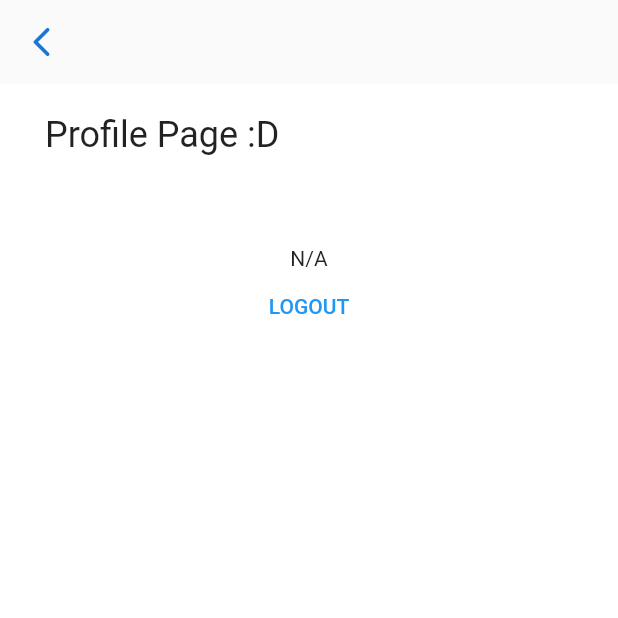
After one commit to sipandstroll/frontend, a Flutter app: the screen it shows once a user with an empty profile is signed in, after a tap on "LOGOUT", on a phone screen of 412 x 824 dp, the top half of it. The commit adds this screen. Run offline on Flutter 3.47's test engine with Material 2 defaults, Android fonts, the phone set to English and light mode, and no system bars; our stand-ins replace firebase_auth, firebase_core, flutter_svg, go_router, google_fonts, intl_phone_number_input and 1 more; missing offline and left inert: cloud_firestore_web, firebase_auth_web, firebase_core_web, libphonenumber_web; accounts and stored records are empty.

Commit message:
auto routing + profile page

```diff
--- a/lib/main.dart
+++ b/lib/main.dart
@@ -2,23 +2,51 @@ import 'package:firebase_auth/firebase_auth.dart';
 import 'package:firebase_core/firebase_core.dart';
 import 'package:flutter/material.dart';
 import 'package:frontend/pages/login_page.dart';
-
-import 'firebase_options.dart';
+import 'package:frontend/routing/router.dart';
+import 'package:go_router/go_router.dart';
+import 'package:provider/provider.dart';
 
 void main() async {
-  await WidgetsFlutterBinding.ensureInitialized();
+  WidgetsFlutterBinding.ensureInitialized();
   await Firebase.initializeApp();
-  runApp(const MyApp());
+  runApp(ChangeNotifierProvider(
+    create: (context) => ApplicationState(),
+    builder: (context, _) => const MyApp(),
+  ));
 }
 
-class MyApp extends StatelessWidget {
+class MyApp extends StatefulWidget {
   const MyApp({Key? key}) : super(key: key);
 
+  @override
+  State<MyApp> createState() => _MyAppState();
+}
+
+class _MyAppState extends State<MyApp> {
   // This widget is the root of your application.
+  late ApplicationState appState;
+
+  void initState() {
+    appState = ApplicationState();
+    super.initState();
+  }
+
   @override
   Widget build(BuildContext context) {
-    return MaterialApp(
-        title: 'Flutter Demo',
+    // Inspired from: https://blog.ishangavidusha.com/flutter-authentication-flow-with-go-router-and-provider#comments-list
+    return MultiProvider(
+      providers: [
+        ChangeNotifierProvider<ApplicationState>(create: (_) => appState),
+        Provider<AppRouter>(create: (_) => AppRouter(appState)),
+      ],
+      child: Builder(
+        builder: (context) {
+          final GoRouter goRouter =
+              Provider.of<AppRouter>(context, listen: false).router;
+          return MaterialApp.router(
+            title: "Router App",
+            routeInformationParser: goRouter.routeInformationParser,
+            routerDelegate: goRouter.routerDelegate,
             theme: ThemeData(
               // This is the theme of your application.
               //
@@ -31,36 +59,56 @@ class MyApp extends StatelessWidget {
               // is not restarted.
               primarySwatch: Colors.blue,
             ),
-        home: const LoginPage());
+          );
+        },
+      ),
+    );
+    // return MaterialApp(
+    //     title: 'Flutter Demo',
+    //     theme: ThemeData(
+    //       // This is the theme of your application.
+    //       //
+    //       // Try running your application with "flutter run". You'll see the
+    //       // application has a blue toolbar. Then, without quitting the app, try
+    //       // changing the primarySwatch below to Colors.green and then invoke
+    //       // "hot reload" (press "r" in the console where you ran "flutter run",
+    //       // or simply save your changes to "hot reload" in a Flutter IDE).
+    //       // Notice that the counter didn't reset back to zero; the application
+    //       // is not restarted.
+    //       primarySwatch: Colors.blue,
+    //     ),
+    //     home: const LoginPage());
   }
 }
 
 class ApplicationState extends ChangeNotifier {
+  ApplicationLoginState _loginState = ApplicationLoginState.loggedOut;
+  ApplicationLoginState get loginState => _loginState;
+
   ApplicationState() {
     init();
   }
 
-  Future<void> init() async {
-    await Firebase.initializeApp(
-      options: DefaultFirebaseOptions.currentPlatform,
-    );
+  void init() {
+    FirebaseAuth.instance.userChanges().listen((user) {
+      if (user != null) {
+        _loginState = ApplicationLoginState.loggedIn;
+      } else {
+        _loginState = ApplicationLoginState.loggedOut;
+      }
+      notifyListeners();
+    });
   }
 
-  ApplicationLoginState _loginState = ApplicationLoginState.loggedOut;
-  ApplicationLoginState get loginState => _loginState;
+  User? _user;
+  User? get user => _user;
+  set user(User? phoneNumber) {
+    this._user = phoneNumber;
+    notifyListeners();
+  }
 
-  String? _phoneNumber;
-  String? get phoneNumber => _phoneNumber;
-
-  Future<void> requestUserToken(
-      String phoneNumber, String displayName, String password) async {
-    await FirebaseAuth.instance.verifyPhoneNumber(
-      phoneNumber: phoneNumber,
-      verificationCompleted: (PhoneAuthCredential credential) {},
-      verificationFailed: (FirebaseAuthException e) {},
-      codeSent: (String verificationId, int? resendToken) {},
-      codeAutoRetrievalTimeout: (String verificationId) {},
-    );
+  void logout() {
+    FirebaseAuth.instance.signOut();
   }
 }
 
--- /dev/null
+++ b/lib/pages/profile_page.dart
@@ -0,0 +1,70 @@
+import 'package:flutter/material.dart';
+import 'package:flutter/services.dart';
+import 'package:frontend/main.dart';
+import 'package:provider/provider.dart';
+
+class ProfilePage extends StatefulWidget {
+  const ProfilePage({Key? key}) : super(key: key);
+
+  @override
+  State<ProfilePage> createState() => _ProfilePage();
+}
+
+class _ProfilePage extends State<ProfilePage> {
+  @override
+  Widget build(BuildContext context) {
+    return Scaffold(
+      extendBodyBehindAppBar: true,
+      appBar: AppBar(
+          systemOverlayStyle: const SystemUiOverlayStyle(
+            statusBarColor: Colors.transparent,
+          ),
+          backgroundColor: Colors.transparent,
+          elevation: 0,
+          leading: IconButton(
+            icon: Icon(
+              Icons.arrow_back_ios_rounded,
+              color: Theme.of(context).primaryColorDark,
+            ),
+            onPressed: () {
+              Navigator.pop(context);
+            },
+          )),
+      body: SafeArea(
+        child: Container(
+          decoration: const BoxDecoration(
+            color: Colors.white,
+          ),
+          child: Center(
+            child: Container(
+              padding: const EdgeInsets.only(left: 30, top: 20, right: 30),
+              child: Column(
+                mainAxisAlignment: MainAxisAlignment.start,
+                children: [
+                  Align(
+                    alignment: Alignment.centerLeft,
+                    child: Text(
+                      'Profile Page :D',
+                      style: Theme.of(context).textTheme.headline5,
+                    ),
+                  ),
+                  const SizedBox(height: 60),
+                  Consumer<ApplicationState>(
+                    builder: (context, appState, _) => Column(
+                      children: [
+                        Text(appState.user?.phoneNumber ?? 'N/A'),
+                        TextButton(
+                            onPressed: () => {appState.logout()},
+                            child: const Text('LOGOUT'))
+                      ],
+                    ),
+                  ),
+                ],
+              ),
+            ),
+          ),
+        ),
+      ),
+    );
+  }
+}
--- a/lib/pages/verification_code_page.dart
+++ b/lib/pages/verification_code_page.dart
@@ -3,7 +3,10 @@ import 'dart:async';
 import 'package:firebase_auth/firebase_auth.dart';
 import 'package:flutter/material.dart';
 import 'package:flutter/services.dart';
+import 'package:frontend/main.dart';
+import 'package:frontend/pages/profile_page.dart';
 import 'package:pin_code_fields/pin_code_fields.dart';
+import 'package:provider/provider.dart';
 
 class CodeVerification extends StatefulWidget {
   final String phoneNumber;
@@ -106,26 +109,36 @@ class _CodeVerificationState extends State<CodeVerification> {
                         child: Padding(
                             padding: const EdgeInsets.symmetric(
                                 vertical: 8.0, horizontal: 30),
-                          child: PinCodeTextField(
+                            child: Consumer<ApplicationState>(
+                                builder: (context, appState, _) =>
+                                    PinCodeTextField(
                                       appContext: context,
                                       length: 6,
                                       onChanged: (String value) async {
                                         if (value != currentCode) {
                                           currentCode = value;
-                                if (currentCode == null || value.length != 6) {
+                                          if (currentCode == null ||
+                                              value.length != 6) {
                                             return;
                                           }
                                           var phoneAuthCredentials =
                                               PhoneAuthProvider.credential(
-                                        verificationId: widget.verificationCode,
+                                                  verificationId:
+                                                      widget.verificationCode,
                                                   smsCode: value);
                                           await FirebaseAuth.instance
-                                    .signInWithCredential(phoneAuthCredentials);
+                                              .signInWithCredential(
+                                                  phoneAuthCredentials);
+                                          var idToken = await FirebaseAuth
+                                              .instance.currentUser
+                                              ?.getIdToken(true);
+                                          print('ID TOKEN $idToken');
+                                          appState.user =
+                                              FirebaseAuth.instance.currentUser;
                                           formKey.currentState?.validate();
                                         }
                                       },
-                          ),
-                        ),
+                                    ))),
                       ),
                     ],
                   ),
--- /dev/null
+++ b/lib/routing/router.dart
@@ -0,0 +1,44 @@
+import 'package:frontend/main.dart';
+import 'package:frontend/pages/login_page.dart';
+import 'package:frontend/pages/profile_page.dart';
+import 'package:go_router/go_router.dart';
+
+class AppRouter {
+  late final ApplicationState appService;
+
+  GoRouter get router => _goRouter;
+
+  AppRouter(this.appService);
+
+  late final GoRouter _goRouter = GoRouter(
+    refreshListenable: appService,
+    initialLocation: '/login',
+    routes: <GoRoute>[
+      GoRoute(
+        path: '/login',
+        name: 'login',
+        builder: (context, state) => const LoginPage(),
+      ),
+      GoRoute(
+        path: '/profile',
+        name: 'profile',
+        builder: (context, state) => const ProfilePage(),
+      ),
+    ],
+    // errorBuilder: (context, state) => ErrorPage(error: state.error.toString()),
+    redirect: (state) {
+      final loginLocation = state.namedLocation('login');
+      final profileLocation = state.namedLocation('profile');
+
+      final isLogedIn = appService.loginState == ApplicationLoginState.loggedIn;
+
+      final isGoingToLogin = state.subloc == loginLocation;
+      final isGoingToProfile = state.subloc == profileLocation;
+
+      // TODO: Replace duplicate strings, use enums
+      if (!isLogedIn && !isGoingToLogin) return loginLocation;
+      if (isLogedIn && !isGoingToProfile) return profileLocation;
+      return null;
+    },
+  );
+}
--- a/pubspec.yaml
+++ b/pubspec.yaml
@@ -42,6 +42,7 @@ dependencies:
   firebase_auth: ^3.3.18
   cloud_firestore: ^3.1.15
   pin_code_fields: ^7.4.0
+  go_router: ^3.1.0
 
 dev_dependencies:
   flutter_test:
```
Also changed, not shown: 1 other file. Lines whose indentation alone changed are shown as unchanged.
